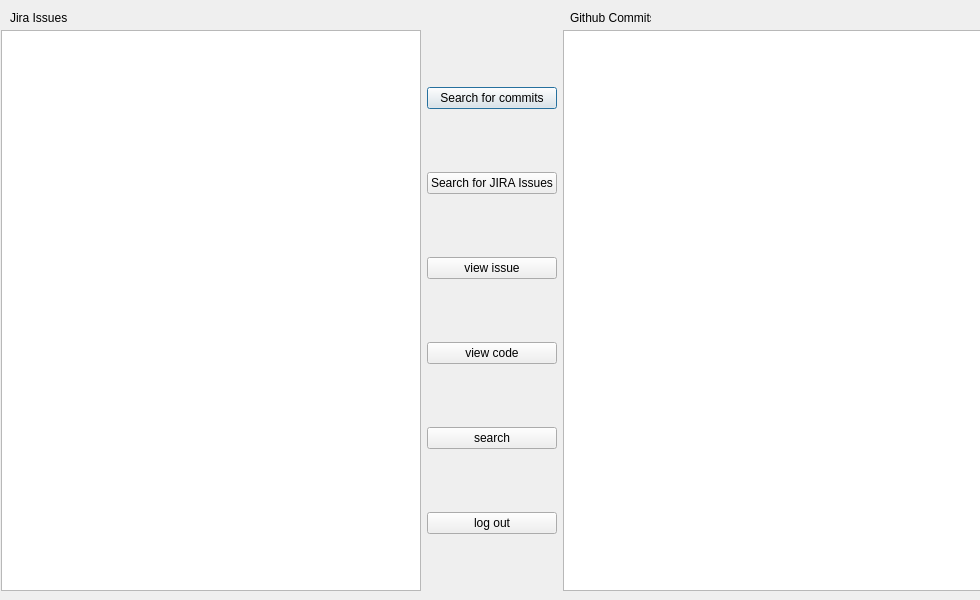
mreidss/CSCI334, file CSCI334/hhomepage.ui: the form before one commit.
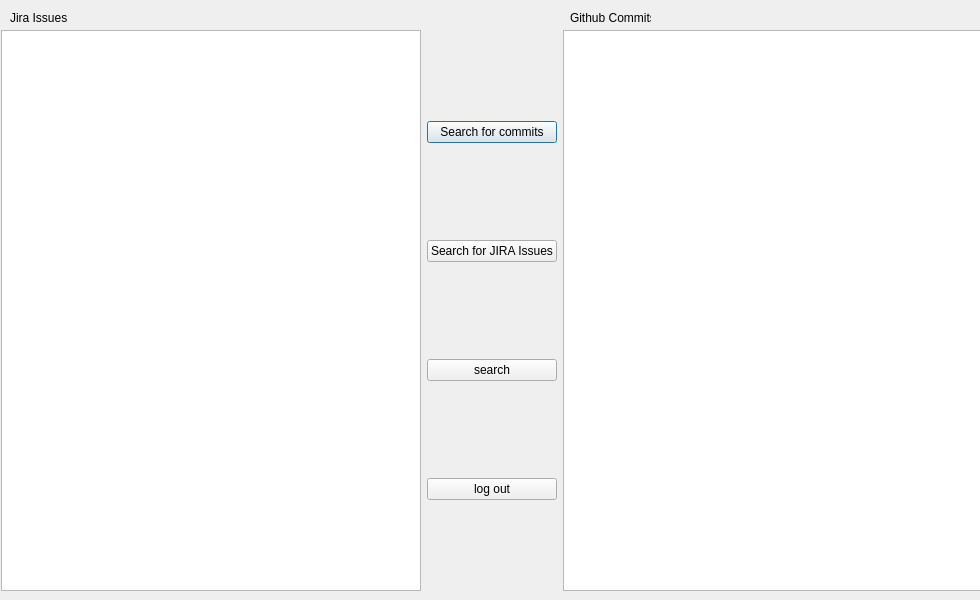
The form after the commit.

Diff of the .ui file:
```diff
--- a/CSCI334/hhomepage.ui
+++ b/CSCI334/hhomepage.ui
@@ -45,20 +45,6 @@
         </property>
        </widget>
       </item>
-      <item>
-       <widget class="QPushButton" name="Vissue">
-        <property name="text">
-         <string>view issue</string>
-        </property>
-       </widget>
-      </item>
-      <item>
-       <widget class="QPushButton" name="Vcode">
-        <property name="text">
-         <string>view code</string>
-        </property>
-       </widget>
-      </item>
       <item>
        <widget class="QPushButton" name="search">
         <property name="text">
```
